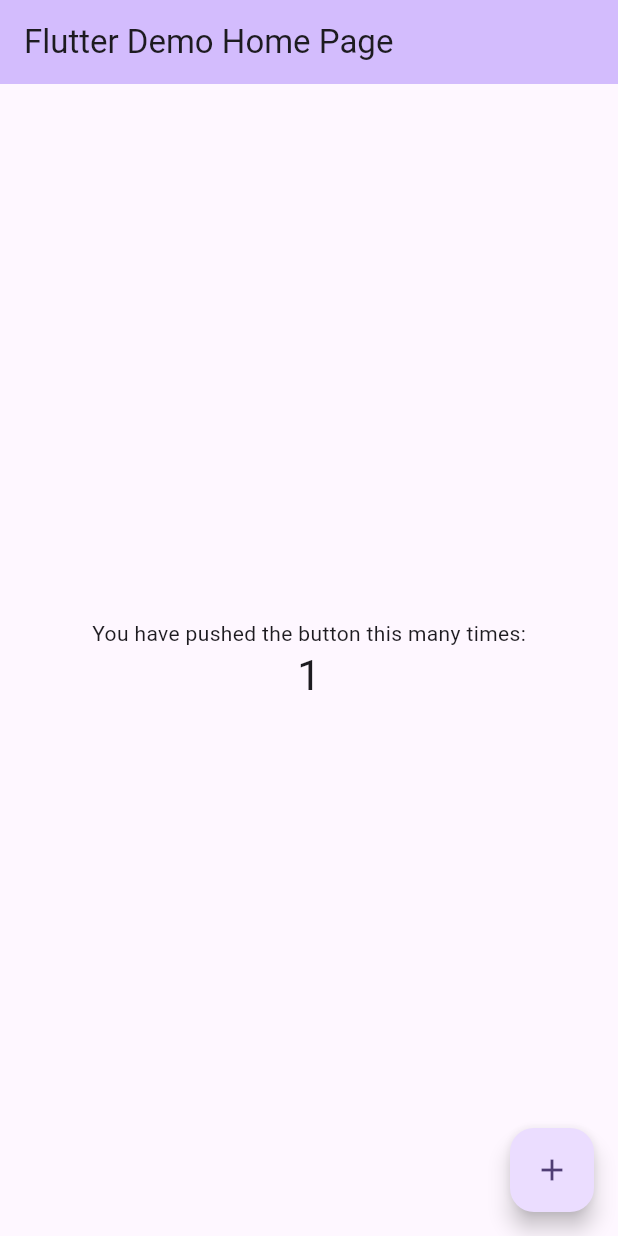
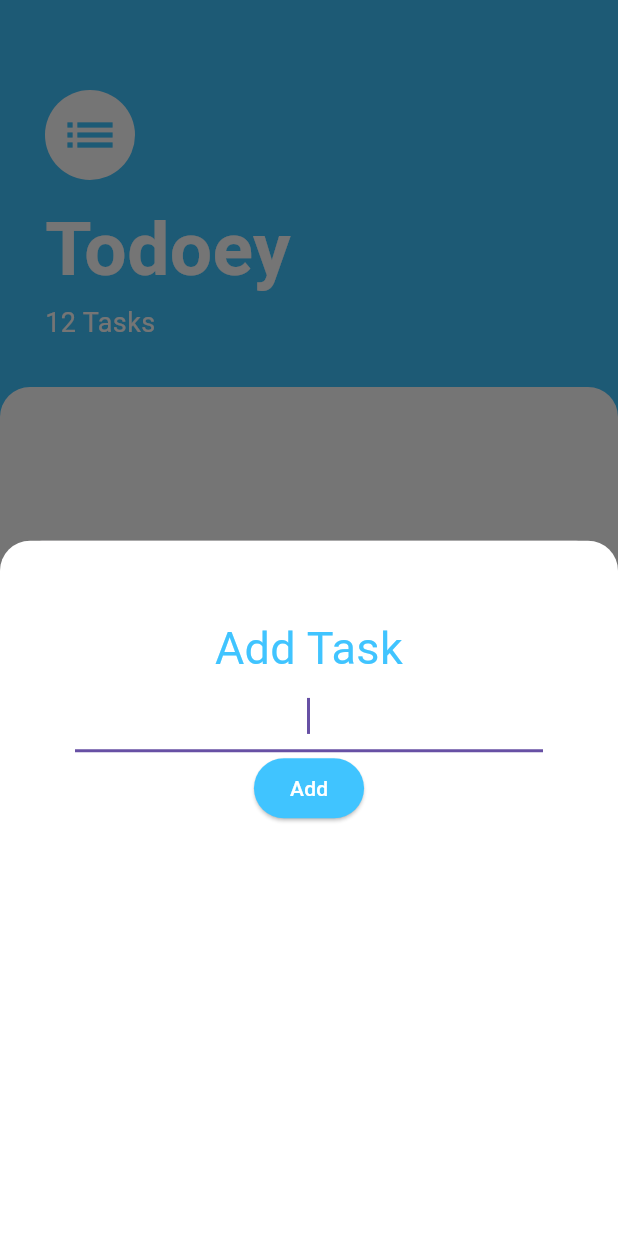
Before and after one commit to Hazhir2002/todoey, a Flutter app: the screen it shows after launch, after a tap on the "add" icon, on a phone screen of 412 x 824 dp. Run offline on Flutter 3.47's test engine with Material 3 defaults, Android fonts, the phone set to English and light mode, and no system bars.

```diff
--- /dev/null
+++ b/devtools_options.yaml
@@ -0,0 +1 @@
+extensions:
--- a/lib/main.dart
+++ b/lib/main.dart
@@ -1,125 +1,29 @@
 import 'package:flutter/material.dart';
+import 'package:provider/provider.dart';
+
+import 'package:todoey/screens/tasks_screen.dart';
+import 'package:todoey/models/tasks.dart';
 
 void main() {
-  runApp(const MyApp());
+  runApp(const App());
 }
 
-class MyApp extends StatelessWidget {
-  const MyApp({super.key});
+class App extends StatelessWidget {
+  const App({super.key});
 
-  // This widget is the root of your application.
   @override
   Widget build(BuildContext context) {
-    return MaterialApp(
-      title: 'Flutter Demo',
-      theme: ThemeData(
-        // This is the theme of your application.
-        //
-        // TRY THIS: Try running your application with "flutter run". You'll see
-        // the application has a purple toolbar. Then, without quitting the app,
-        // try changing the seedColor in the colorScheme below to Colors.green
-        // and then invoke "hot reload" (save your changes or press the "hot
-        // reload" button in a Flutter-supported IDE, or press "r" if you used
-        // the command line to start the app).
-        //
-        // Notice that the counter didn't reset back to zero; the application
-        // state is not lost during the reload. To reset the state, use hot
-        // restart instead.
-        //
-        // This works for code too, not just values: Most code changes can be
-        // tested with just a hot reload.
-        colorScheme: ColorScheme.fromSeed(seedColor: Colors.deepPurple),
-        useMaterial3: true,
+    return ChangeNotifierProvider(
+      create: (context) => Tasks(),
+      child: const MaterialApp(
+        home: TasksScreen(),
       ),
-      home: const MyHomePage(title: 'Flutter Demo Home Page'),
     );
   }
 }
 
-class MyHomePage extends StatefulWidget {
-  const MyHomePage({super.key, required this.title});
-
-  // This widget is the home page of your application. It is stateful, meaning
-  // that it has a State object (defined below) that contains fields that affect
-  // how it looks.
-
-  // This class is the configuration for the state. It holds the values (in this
-  // case the title) provided by the parent (in this case the App widget) and
-  // used by the build method of the State. Fields in a Widget subclass are
-  // always marked "final".
-
-  final String title;
-
-  @override
-  State<MyHomePage> createState() => _MyHomePageState();
-}
-
-class _MyHomePageState extends State<MyHomePage> {
-  int _counter = 0;
-
-  void _incrementCounter() {
-    setState(() {
-      // This call to setState tells the Flutter framework that something has
-      // changed in this State, which causes it to rerun the build method below
-      // so that the display can reflect the updated values. If we changed
-      // _counter without calling setState(), then the build method would not be
-      // called again, and so nothing would appear to happen.
-      _counter++;
-    });
-  }
-
-  @override
-  Widget build(BuildContext context) {
-    // This method is rerun every time setState is called, for instance as done
-    // by the _incrementCounter method above.
-    //
-    // The Flutter framework has been optimized to make rerunning build methods
-    // fast, so that you can just rebuild anything that needs updating rather
-    // than having to individually change instances of widgets.
-    return Scaffold(
-      appBar: AppBar(
-        // TRY THIS: Try changing the color here to a specific color (to
-        // Colors.amber, perhaps?) and trigger a hot reload to see the AppBar
-        // change color while the other colors stay the same.
-        backgroundColor: Theme.of(context).colorScheme.inversePrimary,
-        // Here we take the value from the MyHomePage object that was created by
-        // the App.build method, and use it to set our appbar title.
-        title: Text(widget.title),
-      ),
-      body: Center(
-        // Center is a layout widget. It takes a single child and positions it
-        // in the middle of the parent.
-        child: Column(
-          // Column is also a layout widget. It takes a list of children and
-          // arranges them vertically. By default, it sizes itself to fit its
-          // children horizontally, and tries to be as tall as its parent.
-          //
-          // Column has various properties to control how it sizes itself and
-          // how it positions its children. Here we use mainAxisAlignment to
-          // center the children vertically; the main axis here is the vertical
-          // axis because Columns are vertical (the cross axis would be
-          // horizontal).
-          //
-          // TRY THIS: Invoke "debug painting" (choose the "Toggle Debug Paint"
-          // action in the IDE, or press "p" in the console), to see the
-          // wireframe for each widget.
-          mainAxisAlignment: MainAxisAlignment.center,
-          children: <Widget>[
-            const Text(
-              'You have pushed the button this many times:',
-            ),
-            Text(
-              '$_counter',
-              style: Theme.of(context).textTheme.headlineMedium,
-            ),
-          ],
-        ),
-      ),
-      floatingActionButton: FloatingActionButton(
-        onPressed: _incrementCounter,
-        tooltip: 'Increment',
-        child: const Icon(Icons.add),
-      ), // This trailing comma makes auto-formatting nicer for build methods.
-    );
-  }
-}
+// final List<Task> tasks = [
+//   Task(name: 'Buy milk'),
+//   Task(name: 'Buy eggs'),
+//   Task(name: 'Buy bread'),
+// ];
--- /dev/null
+++ b/lib/models/task.dart
@@ -0,0 +1,10 @@
+class Task {
+  final String name;
+  bool isDone;
+
+  Task({required this.name, this.isDone = false});
+
+  void toggleDone() {
+    isDone = !isDone;
+  }
+}
--- /dev/null
+++ b/lib/models/tasks.dart
@@ -0,0 +1,22 @@
+import 'dart:collection';
+
+import 'package:flutter/material.dart';
+
+import 'package:todoey/models/task.dart';
+
+class Tasks extends ChangeNotifier {
+  final List<Task> _tasks = [];
+
+  UnmodifiableListView<Task> get tasks {
+    return UnmodifiableListView(_tasks);
+  }
+
+  int get taskCount {
+    return _tasks.length;
+  }
+
+  void addTask(Task task) {
+    _tasks.add(task);
+    notifyListeners();
+  }
+}
--- /dev/null
+++ b/lib/screens/add_task_screen.dart
@@ -0,0 +1,62 @@
+import 'package:flutter/material.dart';
+import 'package:provider/provider.dart';
+
+import 'package:todoey/models/tasks.dart';
+import 'package:todoey/models/task.dart';
+
+class AddTaskScreen extends StatelessWidget {
+  const AddTaskScreen({super.key});
+
+  @override
+  Widget build(BuildContext context) {
+    String newTaskTitle = '';
+
+    return Container(
+      color: const Color(0xff757575),
+      child: Container(
+        padding: const EdgeInsets.all(50.0),
+        decoration: const BoxDecoration(
+          color: Colors.white,
+          borderRadius: BorderRadius.only(
+            topLeft: Radius.circular(20.0),
+            topRight: Radius.circular(20.0),
+          ),
+        ),
+        child: Column(
+          children: [
+            const Text(
+              'Add Task',
+              textAlign: TextAlign.center,
+              style: TextStyle(
+                fontSize: 30.0,
+                color: Colors.lightBlueAccent,
+              ),
+            ),
+            TextField(
+              autofocus: true,
+              textAlign: TextAlign.center,
+              onChanged: (newText) {
+                newTaskTitle = newText;
+              },
+            ),
+            ElevatedButton(
+              onPressed: () {
+                if (newTaskTitle != '') {
+                  Task task = Task(name: newTaskTitle);
+                  Provider.of<Tasks>(context, listen: false).addTask(task);
+                  Navigator.pop(context);
+                }
+              },
+              style: ButtonStyle(
+                backgroundColor:
+                    MaterialStateProperty.all<Color>(Colors.lightBlueAccent),
+                foregroundColor: MaterialStateProperty.all<Color>(Colors.white),
+              ),
+              child: const Text('Add'),
+            )
+          ],
+        ),
+      ),
+    );
+  }
+}
--- /dev/null
+++ b/lib/screens/tasks_screen.dart
@@ -0,0 +1,86 @@
+import 'package:flutter/material.dart';
+
+import 'package:todoey/widgets/tasks_list.dart';
+import 'package:todoey/screens/add_task_screen.dart';
+
+class TasksScreen extends StatelessWidget {
+  const TasksScreen({super.key});
+
+  @override
+  Widget build(BuildContext context) {
+    return Scaffold(
+      backgroundColor: Colors.lightBlueAccent,
+      floatingActionButton: FloatingActionButton(
+        onPressed: () {
+          showModalBottomSheet(
+            context: context,
+            builder: (context) => const AddTaskScreen(),
+          );
+        },
+        backgroundColor: Colors.lightBlueAccent,
+        child: const Icon(
+          Icons.add,
+          color: Colors.white,
+        ),
+      ),
+      body: Column(
+        crossAxisAlignment: CrossAxisAlignment.start,
+        children: [
+          Container(
+            padding: const EdgeInsets.only(
+              top: 60.0,
+              left: 30.0,
+              right: 30.0,
+              bottom: 30.0,
+            ),
+            child: const Column(
+              crossAxisAlignment: CrossAxisAlignment.start,
+              children: [
+                CircleAvatar(
+                  backgroundColor: Colors.white,
+                  radius: 30.0,
+                  child: Icon(
+                    Icons.list,
+                    size: 40.0,
+                    color: Colors.lightBlueAccent,
+                  ),
+                ),
+                SizedBox(
+                  height: 10.0,
+                ),
+                Text(
+                  'Todoey',
+                  style: TextStyle(
+                    color: Colors.white,
+                    fontSize: 50.0,
+                    fontWeight: FontWeight.w700,
+                  ),
+                ),
+                Text(
+                  '12 Tasks',
+                  style: TextStyle(
+                    color: Colors.white,
+                    fontSize: 18,
+                  ),
+                ),
+              ],
+            ),
+          ),
+          Expanded(
+            child: Container(
+              padding: const EdgeInsets.symmetric(horizontal: 20.0),
+              decoration: const BoxDecoration(
+                color: Colors.white,
+                borderRadius: BorderRadius.only(
+                  topLeft: Radius.circular(20.0),
+                  topRight: Radius.circular(20.0),
+                ),
+              ),
+              child: const TasksList(),
+            ),
+          ),
+        ],
+      ),
+    );
+  }
+}
--- /dev/null
+++ b/lib/widgets/task_tile.dart
@@ -0,0 +1,31 @@
+import 'package:flutter/material.dart';
+
+class TaskTile extends StatelessWidget {
+  final bool isChecked;
+  final String taskTitle;
+  final void Function(bool?) checkboxCallback;
+
+  const TaskTile({
+    super.key,
+    required this.isChecked,
+    required this.taskTitle,
+    required this.checkboxCallback,
+  });
+
+  @override
+  Widget build(BuildContext context) {
+    return ListTile(
+      title: Text(
+        taskTitle,
+        style: TextStyle(
+          decoration: isChecked ? TextDecoration.lineThrough : null,
+        ),
+      ),
+      trailing: Checkbox(
+        value: isChecked,
+        onChanged: checkboxCallback,
+        activeColor: Colors.lightBlueAccent,
+      ),
+    );
+  }
+}
--- /dev/null
+++ b/lib/widgets/tasks_list.dart
@@ -0,0 +1,35 @@
+import 'package:flutter/material.dart';
+import 'package:provider/provider.dart';
+
+import 'package:todoey/widgets/task_tile.dart';
+import 'package:todoey/models/tasks.dart';
+
+class TasksList extends StatefulWidget {
+  const TasksList({
+    super.key,
+  });
+
+  @override
+  State<TasksList> createState() => _TasksListState();
+}
+
+class _TasksListState extends State<TasksList> {
+  @override
+  Widget build(BuildContext context) {
+    return ListView.builder(
+      itemBuilder: (context, index) {
+        return TaskTile(
+            taskTitle: Provider.of<Tasks>(context).tasks[index].name,
+            isChecked: Provider.of<Tasks>(context).tasks[index].isDone,
+            checkboxCallback: (bool? checkboxState) {
+              setState(() {
+                Provider.of<Tasks>(context, listen: false)
+                    .tasks[index]
+                    .toggleDone();
+              });
+            });
+      },
+      itemCount: Provider.of<Tasks>(context).taskCount,
+    );
+  }
+}
--- a/pubspec.yaml
+++ b/pubspec.yaml
@@ -35,6 +35,7 @@ dependencies:
   # The following adds the Cupertino Icons font to your application.
   # Use with the CupertinoIcons class for iOS style icons.
   cupertino_icons: ^1.0.6
+  provider: ^6.1.2
 
 dev_dependencies:
   flutter_test:
```
Also changed, not shown: pubspec.lock.
